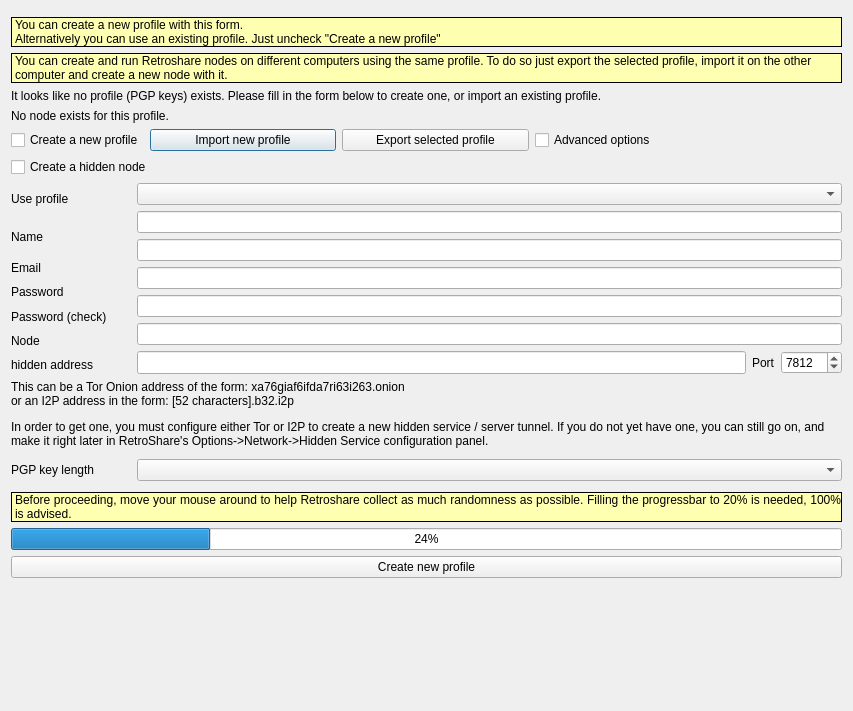
Qt form retroshare-gui/src/gui/GenCertDialog.ui (RetroShare/RetroShare) before a commit.
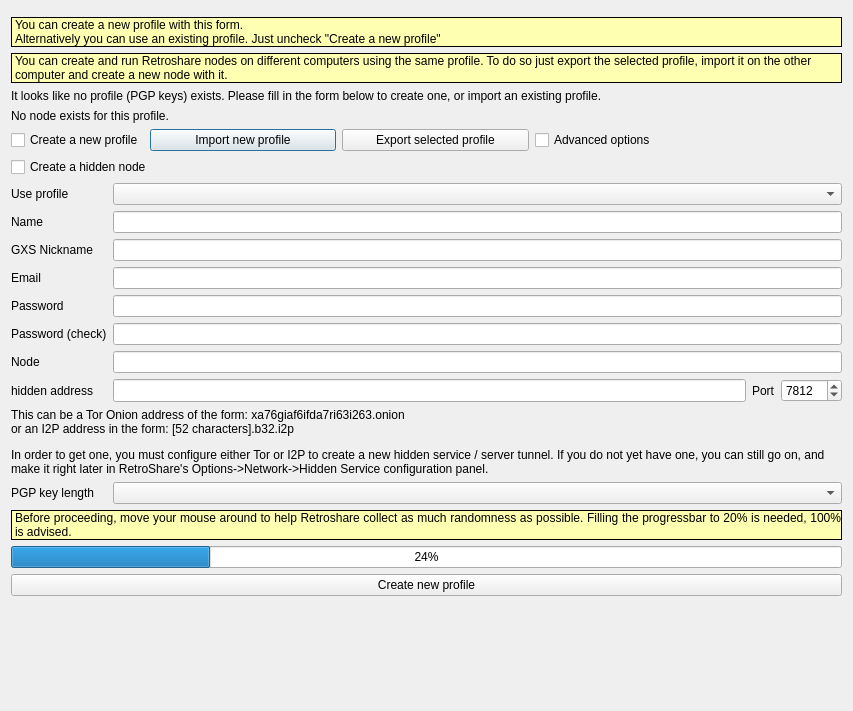
The same form after that commit. Icons and pictures are not drawn. Custom widgets are drawn as their Qt base class.

Commit message: Add possibility to create GXSId directly on GenCertDialog.

```diff
--- a/retroshare-gui/src/gui/GenCertDialog.ui
+++ b/retroshare-gui/src/gui/GenCertDialog.ui
@@ -353,55 +353,93 @@
     </layout>
    </item>
    <item>
-    <layout class="QHBoxLayout" name="horizontalLayout">
-     <item>
-      <layout class="QVBoxLayout" name="verticalLayout">
-       <item>
+    <layout class="QGridLayout" name="profilGLayout">
+     <item row="0" column="0">
         <widget class="QLabel" name="genPGPuserlabel">
-         <property name="minimumSize">
-          <size>
-           <width>120</width>
-           <height>32</height>
-          </size>
-         </property>
-         <property name="maximumSize">
-          <size>
-           <width>120</width>
-           <height>32</height>
-          </size>
-         </property>
          <property name="text">
           <string>Use profile</string>
          </property>
         </widget>
        </item>
-       <item>
+     <item row="0" column="1">
+      <widget class="QComboBox" name="genPGPuser">
+       <property name="toolTip">
+        <string>Your profile is associated with a PGP key pair. RetroShare currently ignores DSA keys.</string>
+       </property>
+      </widget>
+     </item>
+     <item row="1" column="0">
         <widget class="QLabel" name="name_label">
-         <property name="minimumSize">
-          <size>
-           <width>120</width>
-           <height>32</height>
-          </size>
-         </property>
-         <property name="maximumSize">
-          <size>
-           <width>120</width>
-           <height>32</height>
-          </size>
-         </property>
          <property name="text">
           <string>Name</string>
          </property>
         </widget>
        </item>
-       <item>
+     <item row="1" column="1">
+      <widget class="QLineEdit" name="name_input">
+       <property name="sizePolicy">
+        <sizepolicy hsizetype="Expanding" vsizetype="Fixed">
+         <horstretch>0</horstretch>
+         <verstretch>0</verstretch>
+        </sizepolicy>
+       </property>
+       <property name="minimumSize">
+        <size>
+         <width>0</width>
+         <height>0</height>
+        </size>
+       </property>
+       <property name="maximumSize">
+        <size>
+         <width>16777215</width>
+         <height>32</height>
+        </size>
+       </property>
+       <property name="toolTip">
+        <string>Enter your nickname here</string>
+       </property>
+       <property name="maxLength">
+        <number>64</number>
+       </property>
+      </widget>
+     </item>
+     <item row="2" column="0">
+      <widget class="QLabel" name="nickname_label">
+       <property name="toolTip">
+        <string>&lt;html&gt;&lt;head/&gt;&lt;body&gt;&lt;p&gt;You can have one or more identities. They are used when you write in chat lobbies, forums and channel comments. They act as the destination for distant chat and the Retroshare distant mail system.&lt;/p&gt;&lt;/body&gt;&lt;/html&gt;</string>
+       </property>
+       <property name="text">
+        <string>GXS Nickname</string>
+       </property>
+      </widget>
+     </item>
+     <item row="2" column="1">
+      <widget class="QLineEdit" name="nickname_input">
+       <property name="toolTip">
+        <string>You can have one or more identities. They are used when you write in chat lobbies, forums and channel comments. They act as the destination for distant chat and the Retroshare distant mail system.</string>
+       </property>
+      </widget>
+     </item>
+     <item row="3" column="0">
         <widget class="QLabel" name="email_label">
          <property name="text">
           <string>Email</string>
          </property>
         </widget>
        </item>
-       <item>
+     <item row="3" column="1">
+      <widget class="QLineEdit" name="email_input">
+       <property name="toolTip">
+        <string>Be careful: this email will be visible to your friends and friends
+of your friends. This information is required by PGP, but to stay
+anonymous, you can use a fake email.</string>
+       </property>
+       <property name="maxLength">
+        <number>64</number>
+       </property>
+      </widget>
+     </item>
+     <item row="4" column="0">
         <widget class="QLabel" name="password_label">
          <property name="toolTip">
           <string>This password is for PGP</string>
@@ -411,7 +449,23 @@
          </property>
         </widget>
        </item>
-       <item>
+     <item row="4" column="1">
+      <widget class="QLineEdit" name="password_input">
+       <property name="toolTip">
+        <string>Put a strong password here. This password protects your private PGP key.</string>
+       </property>
+       <property name="inputMask">
+        <string/>
+       </property>
+       <property name="maxLength">
+        <number>1024</number>
+       </property>
+       <property name="echoMode">
+        <enum>QLineEdit::Password</enum>
+       </property>
+      </widget>
+     </item>
+     <item row="5" column="0">
         <widget class="QLabel" name="password_label_2">
          <property name="toolTip">
           <string>This password is for PGP</string>
@@ -421,124 +475,57 @@
          </property>
         </widget>
        </item>
-       <item>
+     <item row="5" column="1">
+      <widget class="QLineEdit" name="password_input_2">
+       <property name="minimumSize">
+        <size>
+         <width>0</width>
+         <height>0</height>
+        </size>
+       </property>
+       <property name="toolTip">
+        <string>Put a strong password here. This password protects your private PGP key.</string>
+       </property>
+       <property name="inputMask">
+        <string/>
+       </property>
+       <property name="maxLength">
+        <number>1024</number>
+       </property>
+       <property name="echoMode">
+        <enum>QLineEdit::Password</enum>
+       </property>
+      </widget>
+     </item>
+     <item row="6" column="0">
         <widget class="QLabel" name="node_label">
          <property name="text">
           <string>Node</string>
          </property>
         </widget>
        </item>
-       <item>
+     <item row="6" column="1">
+      <widget class="QLineEdit" name="node_input">
+       <property name="minimumSize">
+        <size>
+         <width>0</width>
+         <height>0</height>
+        </size>
+       </property>
+       <property name="maxLength">
+        <number>64</number>
+       </property>
+      </widget>
+     </item>
+     <item row="7" column="0">
         <widget class="QLabel" name="hiddenaddr_label">
          <property name="text">
           <string>hidden address</string>
          </property>
         </widget>
        </item>
-      </layout>
-     </item>
-     <item>
-      <layout class="QVBoxLayout" name="verticalLayout_2">
-       <item>
-        <widget class="QComboBox" name="genPGPuser">
-         <property name="toolTip">
-          <string>Your profile is associated with a PGP key pair. RetroShare currently ignores DSA keys.</string>
-         </property>
-        </widget>
-       </item>
-       <item>
-        <widget class="QLineEdit" name="name_input">
-         <property name="sizePolicy">
-          <sizepolicy hsizetype="Expanding" vsizetype="Fixed">
-           <horstretch>0</horstretch>
-           <verstretch>0</verstretch>
-          </sizepolicy>
-         </property>
-         <property name="minimumSize">
-          <size>
-           <width>0</width>
-           <height>0</height>
-          </size>
-         </property>
-         <property name="maximumSize">
-          <size>
-           <width>16777215</width>
-           <height>32</height>
-          </size>
-         </property>
-         <property name="toolTip">
-          <string>Enter your nickname here</string>
-         </property>
-         <property name="maxLength">
-          <number>64</number>
-         </property>
-        </widget>
-       </item>
-       <item>
-        <widget class="QLineEdit" name="email_input">
-         <property name="toolTip">
-          <string>Be careful: this email will be visible to your friends and friends 
-of your friends. This information is required by PGP, but to stay 
-anonymous, you can use a fake email.</string>
-         </property>
-         <property name="maxLength">
-          <number>64</number>
-         </property>
-        </widget>
-       </item>
-       <item>
-        <widget class="QLineEdit" name="password_input">
-         <property name="toolTip">
-          <string>Put a strong password here. This password protects your private PGP key.</string>
-         </property>
-         <property name="inputMask">
-          <string/>
-         </property>
-         <property name="maxLength">
-          <number>1024</number>
-         </property>
-         <property name="echoMode">
-          <enum>QLineEdit::Password</enum>
-         </property>
-        </widget>
-       </item>
-       <item>
-        <widget class="QLineEdit" name="password_input_2">
-         <property name="minimumSize">
-          <size>
-           <width>0</width>
-           <height>0</height>
-          </size>
-         </property>
-         <property name="toolTip">
-          <string>Put a strong password here. This password protects your private PGP key.</string>
-         </property>
-         <property name="inputMask">
-          <string/>
-         </property>
-         <property name="maxLength">
-          <number>1024</number>
-         </property>
-         <property name="echoMode">
-          <enum>QLineEdit::Password</enum>
-         </property>
-        </widget>
-       </item>
-       <item>
-        <widget class="QLineEdit" name="node_input">
-         <property name="minimumSize">
-          <size>
-           <width>0</width>
-           <height>0</height>
-          </size>
-         </property>
-         <property name="maxLength">
-          <number>64</number>
-         </property>
-        </widget>
-       </item>
-       <item>
-        <layout class="QHBoxLayout" name="horizontalLayout_3">
+     <item row="7" column="1">
+      <layout class="QHBoxLayout" name="hiddenInfoHLayout">
          <property name="spacing">
           <number>6</number>
          </property>
@@ -586,12 +573,8 @@
          </item>
         </layout>
        </item>
-      </layout>
-     </item>
-    </layout>
-   </item>
-   <item>
-    <widget class="QLabel" name="label_hiddenaddr2">
+     <item row="8" column="0" colspan="2">
+      <widget class="QLabel" name="label_hiddenaddr">
      <property name="text">
       <string>&lt;html&gt;&lt;head/&gt;&lt;body&gt;&lt;p&gt;This can be a Tor Onion address of the form: xa76giaf6ifda7ri63i263.onion &lt;br/&gt;or an I2P address in the form: [52 characters].b32.i2p &lt;/p&gt;&lt;p&gt;In order to get one, you must configure either Tor or I2P to create a new hidden service / server tunnel. If you do not yet have one, you can still go on, and make it right later in RetroShare's Options-&amp;gt;Network-&amp;gt;Hidden Service configuration panel.&lt;/p&gt;&lt;/body&gt;&lt;/html&gt;</string>
      </property>
@@ -600,40 +583,18 @@
      </property>
     </widget>
    </item>
-   <item>
-    <layout class="QHBoxLayout" name="horizontalLayout_1">
-     <item>
-      <layout class="QVBoxLayout" name="verticalLayout_1">
-       <item>
+     <item row="9" column="0">
         <widget class="QLabel" name="keylength_label">
-         <property name="minimumSize">
-          <size>
-           <width>120</width>
-           <height>32</height>
-          </size>
-         </property>
-         <property name="maximumSize">
-          <size>
-           <width>120</width>
-           <height>32</height>
-          </size>
-         </property>
          <property name="text">
           <string>PGP key length</string>
          </property>
         </widget>
        </item>
-      </layout>
-     </item>
-     <item>
-      <layout class="QVBoxLayout" name="verticalLayout_4">
-       <item>
+     <item row="9" column="1">
         <widget class="QComboBox" name="keylength_comboBox"/>
        </item>
       </layout>
      </item>
-    </layout>
-   </item>
    <item>
     <widget class="StyledLabel" name="entropy_label">
      <property name="palette">
```
Left out of the diff: 41 changed lines with no effect on the pictures. Lines whose indentation alone changed are shown as unchanged. The commit also changes 6 other files.
